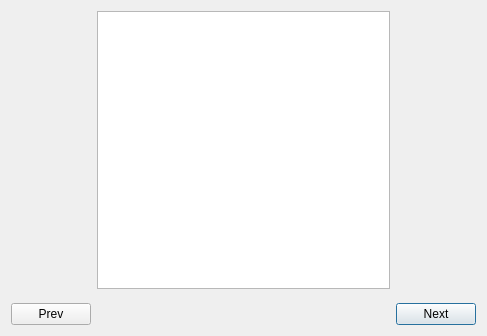
First picture: the form in gamewindow.ui, repository M-Bell/Raccoon, before the edit.
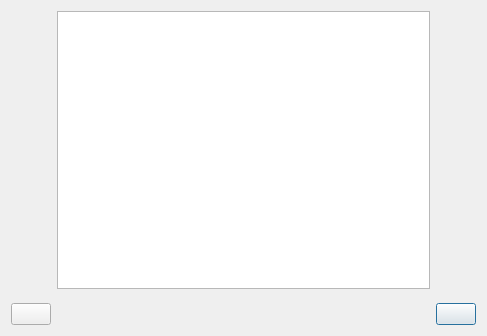
Second picture: the form after the edit.

Commit message: add prev and next Buttons in our style

The edit to the form file:
```diff
--- a/gamewindow.ui
+++ b/gamewindow.ui
@@ -17,14 +17,14 @@
    <item row="1" column="3">
     <widget class="QPushButton" name="next_pos">
      <property name="text">
-      <string>Next</string>
+      <string/>
      </property>
     </widget>
    </item>
    <item row="1" column="1">
     <widget class="QPushButton" name="prev_pos">
      <property name="text">
-      <string>Prev</string>
+      <string/>
      </property>
     </widget>
    </item>
```
The commit also changes 5 other files.
